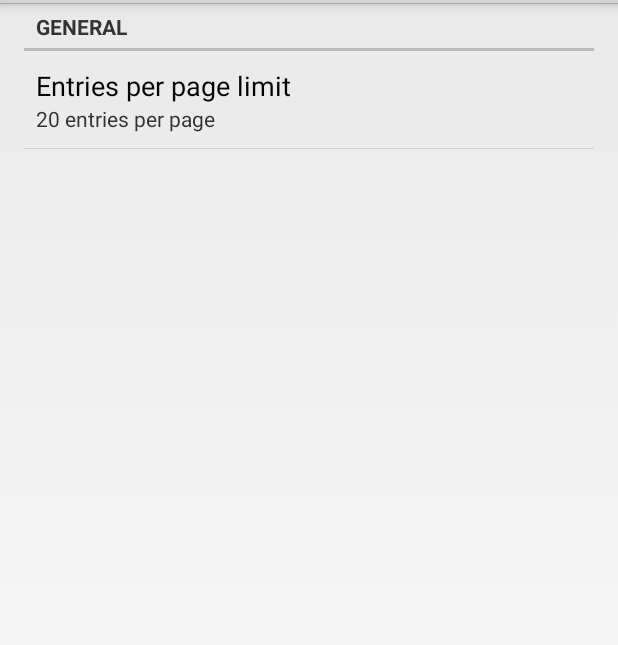
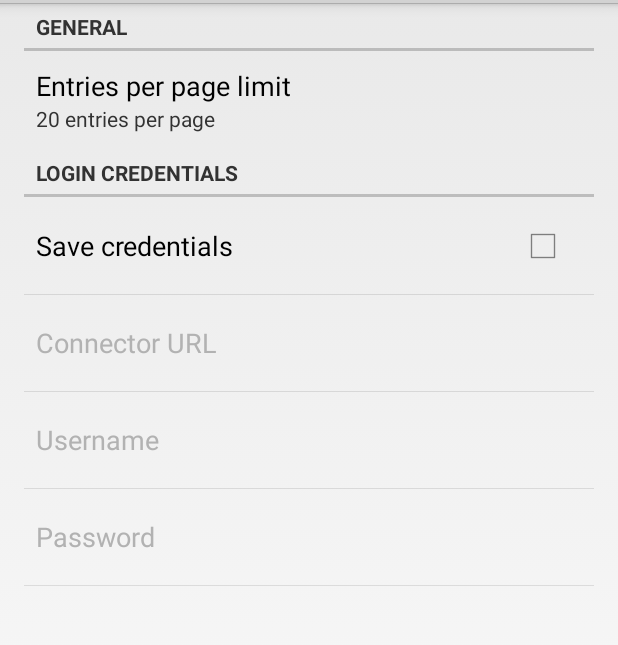
Before and after one commit to pgrondek/mysql-browser, an Android app: the fragment SettingsFragment shown on its own in the app's theme, on a phone screen of 412 x 824 dp, the part 69-714 px from its top. Run offline under Robolectric (Android 15) with nearby library versions, the phone set to English and light mode, and no system bars; network calls fail.

Commit message:
Save Credentials
Now you can save credentials in settings so you don't have to enter them every time

```diff
--- a/app/src/main/java/info/nerull7/mysqlbrowser/EntriesFragment.java
+++ b/app/src/main/java/info/nerull7/mysqlbrowser/EntriesFragment.java
@@ -6,6 +6,7 @@ import android.content.Context;
 import android.graphics.Canvas;
 import android.graphics.Typeface;
 import android.os.Bundle;
+import android.preference.PreferenceManager;
 import android.view.LayoutInflater;
 import android.view.View;
 import android.view.ViewGroup;
@@ -61,7 +62,7 @@ public class EntriesFragment extends Fragment implements AsyncDatabaseConnector.
         tableName = getArguments().getString(Static.TABLE_NAME_ARG);
         page = getArguments().getInt(Static.PAGE_ARG);
 
-        entriesLimit = getActivity().getSharedPreferences(SettingsFragment.PREFERENCE_FILE, Context.MODE_PRIVATE).getInt(SettingsFragment.ENTRIES_PAGE_LIMIT, SettingsFragment.ENTRIES_PAGE_LIMIT_DEF);
+        entriesLimit = PreferenceManager.getDefaultSharedPreferences(getActivity()).getInt(SettingsFragment.ENTRIES_PAGE_LIMIT, SettingsFragment.ENTRIES_PAGE_LIMIT_DEF);
     }
 
     private void initViewItems(View rootView){
--- a/app/src/main/java/info/nerull7/mysqlbrowser/SettingsFragment.java
+++ b/app/src/main/java/info/nerull7/mysqlbrowser/SettingsFragment.java
@@ -1,9 +1,9 @@
 package info.nerull7.mysqlbrowser;
 
-import android.app.Activity;
-import android.content.Context;
 import android.content.SharedPreferences;
 import android.os.Bundle;
+import android.preference.CheckBoxPreference;
+import android.preference.EditTextPreference;
 import android.preference.Preference;
 import android.preference.PreferenceFragment;
 import android.preference.PreferenceScreen;
@@ -11,9 +11,12 @@ import android.preference.PreferenceScreen;
 /**
  * Created by nerull7 on 18.07.14.
  */
-public class SettingsFragment extends PreferenceFragment implements NumberPickerDialog.OnNumberSetListener {
-    public static final String PREFERENCE_FILE = "preferences";
+public class SettingsFragment extends PreferenceFragment implements NumberPickerDialog.OnNumberSetListener, Preference.OnPreferenceClickListener {
     public static final String ENTRIES_PAGE_LIMIT = "entries_limit";
+    public static final String SAVE_SERVER_CREDENTIALS = "save_credentials_enabled";
+    public static final String URL_CREDENTIALS = "url";
+    public static final String LOGIN_CREDENTIALS = "login";
+    public static final String PASSWORD_CREDENTIALS = "password";
 
     public static final int ENTRIES_PAGE_LIMIT_DEF = 20;
     public static final int ENTRIES_MIN_PAGE = 20;
@@ -21,19 +24,57 @@ public class SettingsFragment extends PreferenceFragment implements NumberPicker
 
     private SharedPreferences preferences;
     private Preference mEntriesLimit;
+    private CheckBoxPreference saveCredentials;
+    private EditTextPreference connectorUrlCredentials;
+    private EditTextPreference loginCredentials;
+    private EditTextPreference passwordCredentials;
 
     @Override
     public void onCreate(Bundle savedInstanceState){
         super.onCreate(savedInstanceState);
-        preferences = getActivity().getSharedPreferences(PREFERENCE_FILE, Context.MODE_PRIVATE);
+        preferences = getPreferenceManager().getDefaultSharedPreferences(getActivity());
+
         loadPrefs();
     }
 
     private void loadPrefs(){
         addPreferencesFromResource(R.xml.settings);
 
+        // Getting fields
         mEntriesLimit = findPreference(ENTRIES_PAGE_LIMIT);
+        saveCredentials = (CheckBoxPreference) findPreference(SAVE_SERVER_CREDENTIALS);
+        connectorUrlCredentials = (EditTextPreference) findPreference(URL_CREDENTIALS);
+        loginCredentials = (EditTextPreference) findPreference(LOGIN_CREDENTIALS);
+        passwordCredentials = (EditTextPreference) findPreference(PASSWORD_CREDENTIALS); // TODO: Some encryption
+
+        // Settings fields
         setEntriesPageLimitSummary();
+
+        // Settings Listener
+        saveCredentials.setOnPreferenceClickListener(this);
+    }
+
+    private void setSaveServerCredentials(boolean isEnabled){
+        SharedPreferences.Editor editor = preferences.edit();
+
+        if(!isEnabled){ // Cleaning Credentials
+            editor.remove(URL_CREDENTIALS);
+            editor.remove(LOGIN_CREDENTIALS);
+            editor.remove(PASSWORD_CREDENTIALS);
+        }
+        editor.putBoolean(SAVE_SERVER_CREDENTIALS, isEnabled);
+        editor.apply();
+        editor.commit();
+
+        if(!isEnabled)
+            reloadLoginPrefsView();
+    }
+
+    private void reloadLoginPrefsView(){ // Update values
+        saveCredentials.setChecked(preferences.getBoolean(SAVE_SERVER_CREDENTIALS, false));
+        connectorUrlCredentials.setText(preferences.getString(URL_CREDENTIALS, null));
+        loginCredentials.setText(preferences.getString(LOGIN_CREDENTIALS, null));
+        passwordCredentials.setText(preferences.getString(PASSWORD_CREDENTIALS, null));;
     }
 
     private int getEntriesPageLimit(){
@@ -60,4 +101,15 @@ public class SettingsFragment extends PreferenceFragment implements NumberPicker
         editor.apply();
         setEntriesPageLimitSummary();
     }
+
+    @Override
+    public boolean onPreferenceClick(Preference preference) {
+        if(preference==saveCredentials){
+            setSaveServerCredentials(saveCredentials.isChecked());
+        }
+        else
+            return false;
+
+        return true;
+    }
 }
--- a/app/src/main/res/values/strings.xml
+++ b/app/src/main/res/values/strings.xml
@@ -27,5 +27,8 @@
     <string name="error_no_databases">No available databases</string>
     <string name="action_previous">Previous</string>
     <string name="action_next">Next</string>
+    <string name="login_settings">Login credentials</string>
+    <string name="save_credentials">Save credentials</string>
+    <string name="connector_url">Connector URL</string>
 
 </resources>
--- a/app/src/main/res/xml/settings.xml
+++ b/app/src/main/res/xml/settings.xml
@@ -9,5 +9,29 @@
             android:summary="@string/entries_summary"
             />
     </PreferenceCategory>
+    <PreferenceCategory
+        android:title="@string/login_settings">
+
+        <CheckBoxPreference
+            android:key="save_credentials_enabled"
+            android:title="@string/save_credentials"/>
+
+        <EditTextPreference
+            android:key="url"
+            android:title="@string/connector_url"
+            android:inputType="textUri"
+            android:dependency="save_credentials_enabled"/>
+
+        <EditTextPreference
+            android:key="login"
+            android:title="@string/username"
+            android:dependency="save_credentials_enabled"/>
+
+        <EditTextPreference
+            android:key="password"
+            android:title="@string/password"
+            android:password="true"
+            android:dependency="save_credentials_enabled"/>
+    </PreferenceCategory>
 
 </PreferenceScreen>
```
Also changed, not shown: app/src/main/java/info/nerull7/mysqlbrowser/LoginFragment.java (+15 -0 lines).
